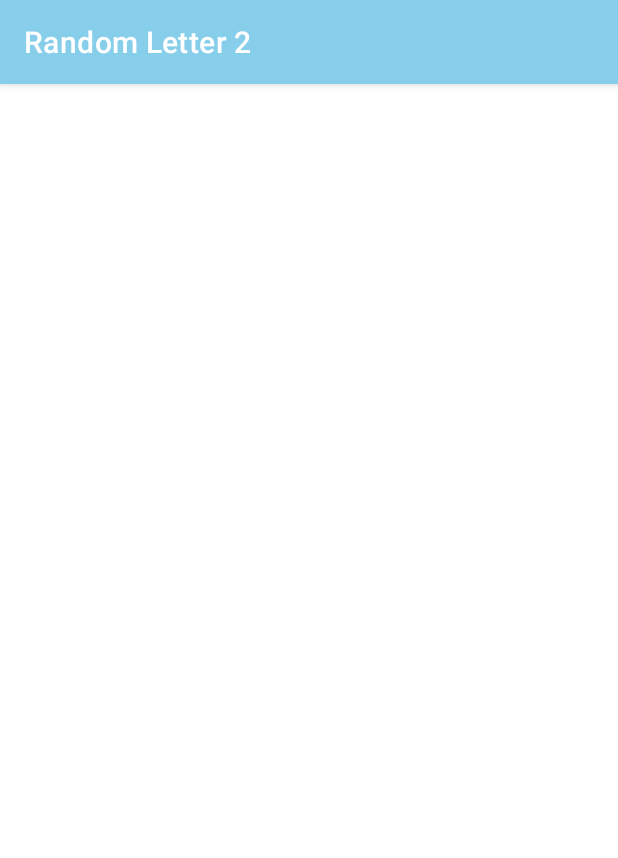
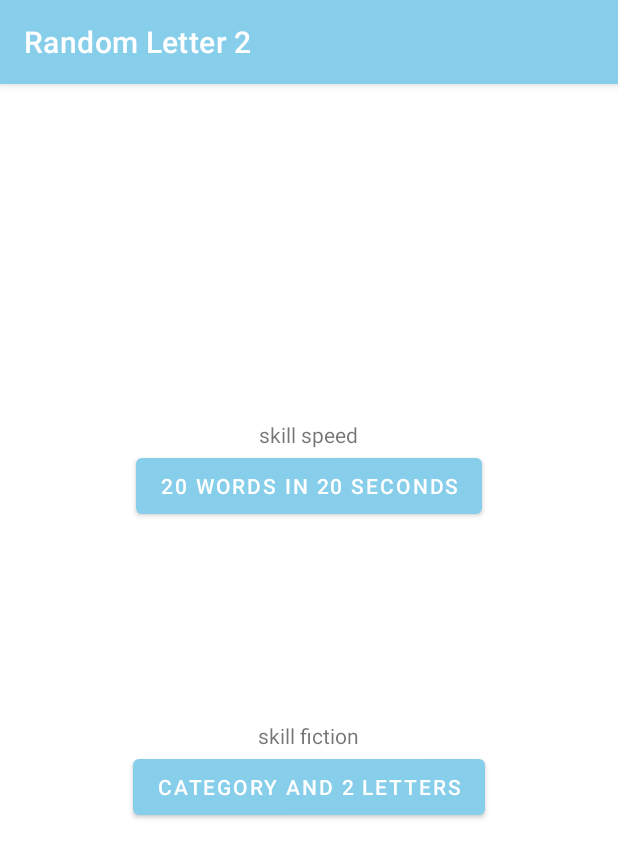
Before and after one commit to Vacheslav676/Random_Letter_2, an Android app: the BrainTrainMenu screen opened directly, with no data from a screen before it, on a phone screen of 412 x 824 dp. Shown: the top 858 px of the screen. Run offline under Robolectric (Android 15) with nearby library versions, the phone set to English and light mode, and no system bars.

Commit message:
заполнил меню "тренировка мозга"

```diff
--- a/app/src/main/res/layout/activity_brain_train_menu.xml
+++ b/app/src/main/res/layout/activity_brain_train_menu.xml
@@ -6,4 +6,58 @@
     android:layout_height="match_parent"
     tools:context=".BrainTrainMenu">
 
+
+    <LinearLayout
+        android:layout_width="match_parent"
+        android:layout_height="match_parent"
+        android:gravity="center"
+        android:orientation="vertical">
+
+        <TextView
+            android:id="@+id/textView3"
+            android:layout_width="wrap_content"
+            android:layout_height="wrap_content"
+            android:text="skill speed" />
+
+        <Button
+            android:id="@+id/words_in_20_seconds_button"
+            android:layout_width="wrap_content"
+            android:layout_height="49dp"
+            android:layout_marginBottom="132dp"
+            android:text="20 words in 20 seconds"
+            app:layout_constraintBottom_toBottomOf="parent"
+            app:layout_constraintEnd_toEndOf="parent"
+            app:layout_constraintHorizontal_bias="0.498"
+            app:layout_constraintStart_toStartOf="parent" />
+
+        <TextView
+            android:id="@+id/textView4"
+            android:layout_width="wrap_content"
+            android:layout_height="wrap_content"
+            android:text="skill fiction" />
+
+        <Button
+            android:id="@+id/category_2_letters_button"
+            android:layout_width="wrap_content"
+            android:layout_height="49dp"
+            android:layout_marginBottom="50dp"
+            android:text="category and 2 letters"
+            app:layout_constraintBottom_toBottomOf="parent"
+            app:layout_constraintEnd_toEndOf="parent"
+            app:layout_constraintHorizontal_bias="0.498"
+            app:layout_constraintStart_toStartOf="parent" />
+
+
+
+
+    </LinearLayout>
+
+
+
+
+
+
+
+
+
 </androidx.constraintlayout.widget.ConstraintLayout>
```
